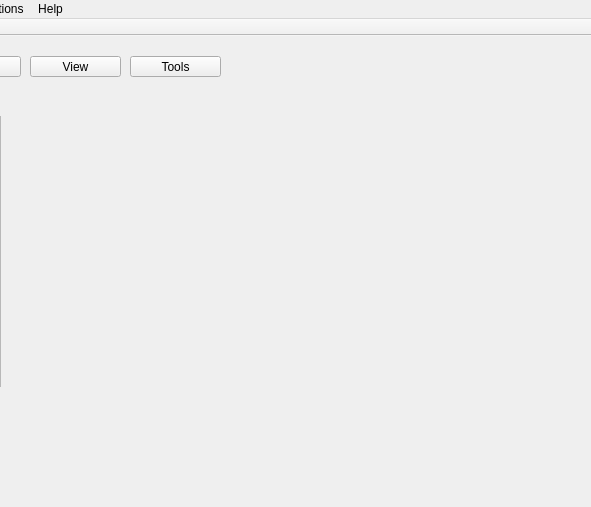
Qt form GUI/UAV-Forge-New/mainwindow.ui (UCI-UAVForge/GroundStation) before a commit; both pictures show x 180 to 771 and y 0 to 507 of the 1366 by 768 pixel window.
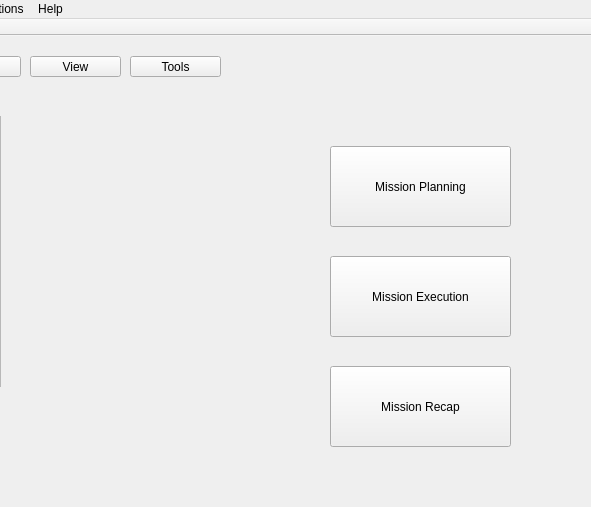
The same form after that commit.

Commit message: Changed buttons from options window to main window

Diff of the .ui file:
```diff
--- a/GUI/UAV-Forge-New/mainwindow.ui
+++ b/GUI/UAV-Forge-New/mainwindow.ui
@@ -113,10 +113,49 @@
      <rect>
       <x>260</x>
       <y>80</y>
-      <width>281</width>
-      <height>271</height>
+      <width>661</width>
+      <height>451</height>
      </rect>
     </property>
+    <widget class="QPushButton" name="pushButton_7">
+     <property name="geometry">
+      <rect>
+       <x>250</x>
+       <y>250</y>
+       <width>181</width>
+       <height>81</height>
+      </rect>
+     </property>
+     <property name="text">
+      <string>Mission Recap</string>
+     </property>
+    </widget>
+    <widget class="QPushButton" name="pushButton_8">
+     <property name="geometry">
+      <rect>
+       <x>250</x>
+       <y>140</y>
+       <width>181</width>
+       <height>81</height>
+      </rect>
+     </property>
+     <property name="text">
+      <string>Mission Execution</string>
+     </property>
+    </widget>
+    <widget class="QPushButton" name="pushButton_9">
+     <property name="geometry">
+      <rect>
+       <x>250</x>
+       <y>30</y>
+       <width>181</width>
+       <height>81</height>
+      </rect>
+     </property>
+     <property name="text">
+      <string>Mission Planning</string>
+     </property>
+    </widget>
    </widget>
   </widget>
   <widget class="QMenuBar" name="menuBar">
```
Left out of the diff: 53 changed lines with no effect on the pictures. The commit also changes 2 other files.
